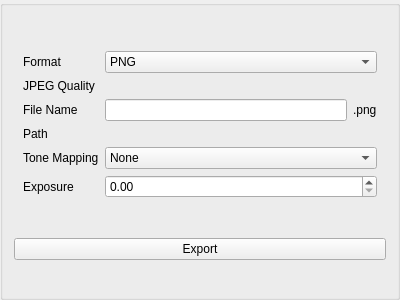
Qt form src/GUI/Components/ui/ExportWidget.ui (lucas-gtr/Lumen) before a commit.
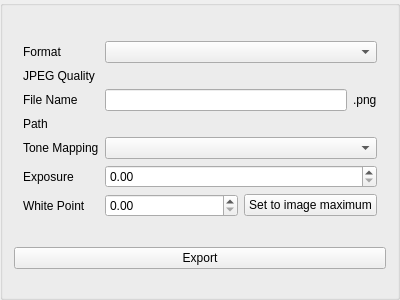
The same form after that commit. Custom widgets are drawn as their Qt base class.

The edit to the form file:
```diff
--- a/src/GUI/Components/ui/ExportWidget.ui
+++ b/src/GUI/Components/ui/ExportWidget.ui
@@ -31,33 +31,7 @@
        </widget>
       </item>
       <item row="0" column="1">
-       <widget class="QComboBox" name="formatComboBox">
-        <item>
-         <property name="text">
-          <string>PNG</string>
-         </property>
-        </item>
-        <item>
-         <property name="text">
-          <string>JPEG</string>
-         </property>
-        </item>
-        <item>
-         <property name="text">
-          <string>TGA</string>
-         </property>
-        </item>
-        <item>
-         <property name="text">
-          <string>BMP</string>
-         </property>
-        </item>
-        <item>
-         <property name="text">
-          <string>HDR</string>
-         </property>
-        </item>
-       </widget>
+       <widget class="QComboBox" name="formatComboBox"/>
       </item>
       <item row="1" column="0">
        <widget class="QLabel" name="jpegQualityLabel">
@@ -94,23 +68,7 @@
        </widget>
       </item>
       <item row="4" column="1">
-       <widget class="QComboBox" name="toneMappingComboBox">
-        <item>
-         <property name="text">
-          <string>None</string>
-         </property>
-        </item>
-        <item>
-         <property name="text">
-          <string>Reinhard</string>
-         </property>
-        </item>
-        <item>
-         <property name="text">
-          <string>Exposure</string>
-         </property>
-        </item>
-       </widget>
+       <widget class="QComboBox" name="toneMappingComboBox"/>
       </item>
       <item row="5" column="0">
        <widget class="QLabel" name="exposureLabel">
@@ -150,6 +108,45 @@
         </layout>
        </widget>
       </item>
+      <item row="6" column="0">
+       <widget class="QLabel" name="whitePointLabel">
+        <property name="text">
+         <string>White Point </string>
+        </property>
+       </widget>
+      </item>
+      <item row="6" column="1">
+       <widget class="QWidget" name="whitePointWidget" native="true">
+        <layout class="QHBoxLayout" name="horizontalLayout_2">
+         <property name="leftMargin">
+          <number>0</number>
+         </property>
+         <property name="topMargin">
+          <number>0</number>
+         </property>
+         <property name="rightMargin">
+          <number>0</number>
+         </property>
+         <property name="bottomMargin">
+          <number>0</number>
+         </property>
+         <item>
+          <widget class="QDoubleSpinBox" name="whitePointSpinBox">
+           <property name="maximum">
+            <double>10000.000000000000000</double>
+           </property>
+          </widget>
+         </item>
+         <item>
+          <widget class="QPushButton" name="maxWhitePointButton">
+           <property name="text">
+            <string>Set to image maximum</string>
+           </property>
+          </widget>
+         </item>
+        </layout>
+       </widget>
+      </item>
      </layout>
     </widget>
    </item>
```
